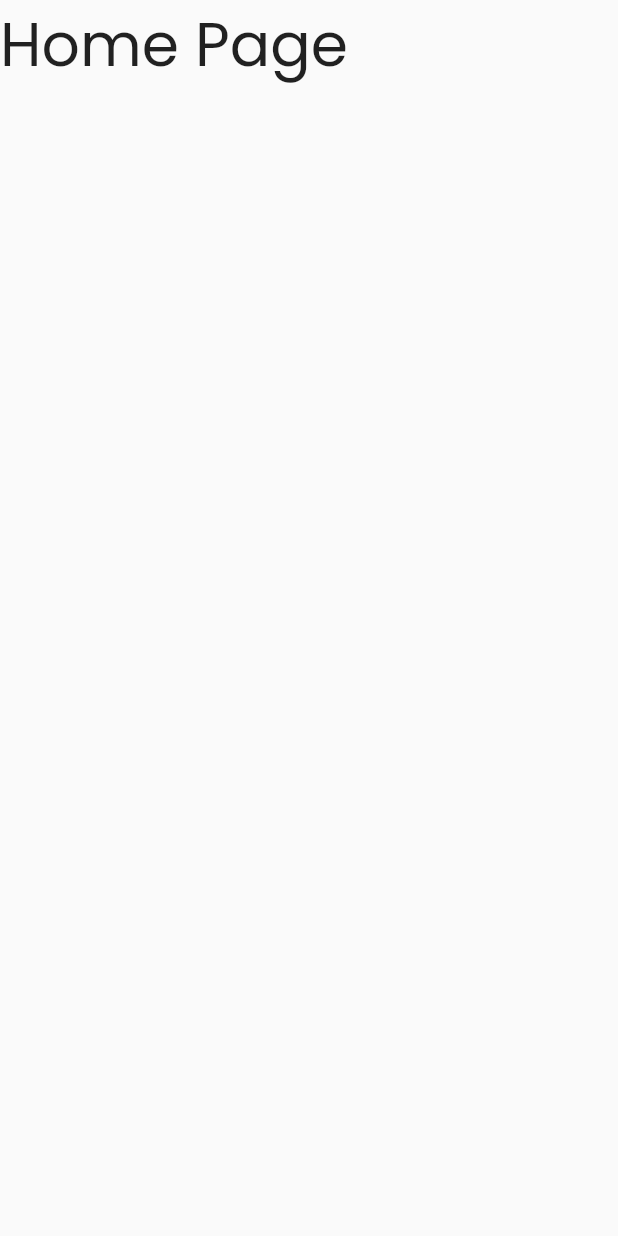
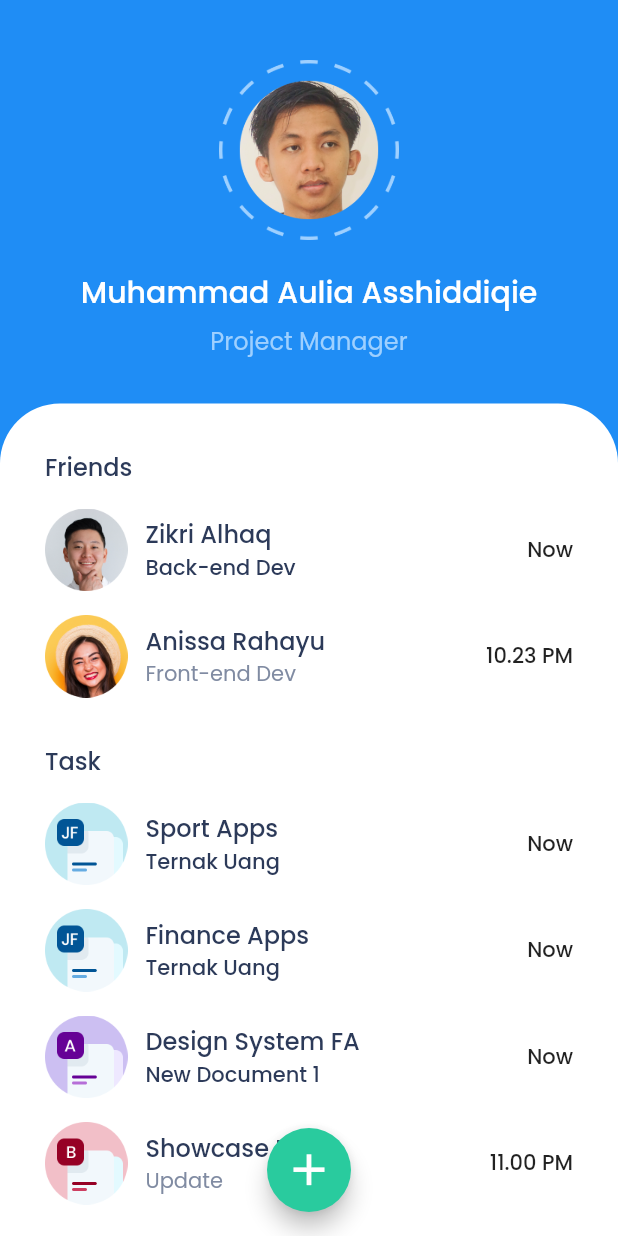
Before and after one commit to Sidiq08/flutter, a Flutter app: the screen it shows after launch, on a phone screen of 412 x 824 dp. Run offline on Flutter 3.47's test engine with Material 2 defaults, Android fonts, the phone set to English and light mode, and no system bars.

Commit message:
latihan chat dan dashboard 2

```diff
--- /dev/null
+++ b/flutter_test2/lib/chat_tile.dart
@@ -0,0 +1,55 @@
+import 'package:flutter/material.dart';
+import 'package:flutter_test2/theme.dart';
+
+class ChatTile extends StatelessWidget {
+  final String imgUrl;
+  final String name;
+  final String text;
+  final String time;
+  final bool unread;
+
+  const ChatTile(
+      {required this.imgUrl,
+      required this.name,
+      required this.text,
+      required this.time,
+      required this.unread});
+
+  @override
+  Widget build(BuildContext context) {
+    return Padding(
+      padding: EdgeInsets.only(top: 16),
+      child: Row(children: [
+        Image.asset(
+          imgUrl,
+          height: 55,
+          width: 55,
+        ),
+        SizedBox(
+          width: 12,
+        ),
+        Column(
+          crossAxisAlignment: CrossAxisAlignment.start,
+          children: [
+            Text(
+              name,
+              style: titleTextStyle,
+            ),
+            Text(
+              text,
+              style: unread
+                  ? regularText.copyWith(
+                      fontWeight: FontWeight.w500, color: blackColor)
+                  : regularText,
+            ),
+          ],
+        ),
+        Spacer(),
+        Text(
+          time,
+          style: TextStyle(fontSize: 14, fontWeight: FontWeight.w600),
+        )
+      ]),
+    );
+  }
+}
--- a/flutter_test2/lib/home_page.dart
+++ b/flutter_test2/lib/home_page.dart
@@ -1,13 +1,124 @@
 import 'package:flutter/material.dart';
+import 'package:flutter_test2/theme.dart';
+import 'package:flutter_test2/chat_tile.dart';
+import 'chat_page.dart';
 
 class HomePage extends StatelessWidget {
   @override
   Widget build(BuildContext context) {
     return Scaffold(
-      body: Text(
-        'Home Page',
-        style: TextStyle(fontSize: 40),
+      backgroundColor: blueColor,
+      floatingActionButton: FloatingActionButton(
+        onPressed: () {
+          Navigator.push(
+            context,
+            // DetailPage adalah halaman yang dituju
+            MaterialPageRoute(builder: (context) => ChatPage()),
+          );
+        },
+        backgroundColor: greenColor,
+        child: Icon(
+          Icons.add,
+          size: 35,
+        ),
       ),
+      floatingActionButtonLocation: FloatingActionButtonLocation.centerFloat,
+      body: SafeArea(
+          child: SingleChildScrollView(
+        child: Center(
+          child: Column(
+            children: [
+              SizedBox(
+                height: 40,
+              ),
+              Image.asset(
+                'assets/img/pic (1).png',
+                height: 120,
+                width: 120,
+              ),
+              SizedBox(
+                height: 20,
+              ),
+              Text(
+                'Muhammad Aulia Asshiddiqie',
+                style: TextStyle(
+                    color: whiteColor,
+                    fontSize: 20,
+                    fontWeight: FontWeight.w600),
+              ),
+              SizedBox(
+                height: 5,
+              ),
+              Text(
+                'Project Manager',
+                style: TextStyle(color: lightBlueColor, fontSize: 16),
+              ),
+              SizedBox(
+                height: 30,
+              ),
+              Container(
+                width: double.infinity,
+                padding: EdgeInsets.all(30),
+                decoration: BoxDecoration(
+                    color: whiteColor,
+                    borderRadius:
+                        BorderRadius.vertical(top: Radius.circular(40))),
+                child: Column(
+                  crossAxisAlignment: CrossAxisAlignment.start,
+                  children: [
+                    Text('Friends', style: titleTextStyle),
+                    ChatTile(
+                      imgUrl: 'assets/img/pic.png',
+                      name: 'Zikri Alhaq',
+                      text: 'Back-end Dev',
+                      time: 'Now',
+                      unread: true,
+                    ),
+                    ChatTile(
+                        imgUrl: 'assets/img/pic-1.png',
+                        name: 'Anissa Rahayu',
+                        text: 'Front-end Dev',
+                        time: '10.23 PM',
+                        unread: false),
+                    SizedBox(
+                      height: 30,
+                    ),
+                    Text('Task', style: titleTextStyle),
+                    ChatTile(
+                      imgUrl: 'assets/img/icon.png',
+                      name: 'Sport Apps',
+                      text: 'Ternak Uang',
+                      time: 'Now',
+                      unread: true,
+                    ),
+                    ChatTile(
+                      imgUrl: 'assets/img/icon.png',
+                      name: 'Finance Apps',
+                      text: 'Ternak Uang',
+                      time: 'Now',
+                      unread: true,
+                    ),
+                    ChatTile(
+                      imgUrl: 'assets/img/icon-1.png',
+                      name: 'Design System FA',
+                      text: 'New Document 1',
+                      time: 'Now',
+                      unread: true,
+                    ),
+                    ChatTile(
+                      imgUrl: 'assets/img/icon-2.png',
+                      name: 'Showcase FA',
+                      text: 'Update ',
+                      time: '11.00 PM',
+                      unread: false,
+                    ),
+                  ],
+                ),
+              )
+            ],
+          ),
+        ),
+      )),
     );
   }
 }
--- /dev/null
+++ b/flutter_test2/lib/theme.dart
@@ -0,0 +1,37 @@
+import 'package:flutter/material.dart';
+
+Color blueColor = Color(0xff1F8DF5);
+Color whiteColor = Color(0xffFFFFFF);
+Color lightBlueColor = Color(0xff9ED0FF);
+Color blackColor = Color(0xff2C3A59);
+Color greyColor = Color(0xff808BA2);
+Color greenColor = Color(0xff29CB9E);
+
+TextStyle titleTextStyle = TextStyle(
+  color: blackColor,
+  fontWeight: FontWeight.w500,
+  fontSize: 16,
+);
+
+TextStyle subTitleTextStyle = TextStyle(
+  color: lightBlueColor,
+  fontWeight: FontWeight.w300,
+  fontSize: 16,
+);
+TextStyle regularText = TextStyle(
+  color: greyColor,
+  fontWeight: FontWeight.w400,
+  fontSize: 14,
+);
+
+TextStyle ChatTextRead = TextStyle(
+  color: blackColor,
+  fontWeight: FontWeight.w400,
+  fontSize: 16,
+);
+
+TextStyle ChatTextUnRead = TextStyle(
+  color: blackColor,
+  fontWeight: FontWeight.w600,
+  fontSize: 16,
+);
--- a/flutter_test2/pubspec.yaml
+++ b/flutter_test2/pubspec.yaml
@@ -56,9 +56,8 @@ flutter:
   uses-material-design: true
 
   # To add assets to your application, add an assets section, like this:
-  # assets:
-  #   - images/a_dot_burr.jpeg
-  #   - images/a_dot_ham.jpeg
+  assets:
+    - assets/img/
 
   # An image asset can refer to one or more resolution-specific "variants", see
   # https://flutter.dev/assets-and-images/#resolution-aware
```
Also changed, not shown: flutter_test2/lib/chat_page.dart (added, +70 -0 lines), flutter_test2/assets/img/icon-1.png (added), flutter_test2/assets/img/icon-2.png (added), flutter_test2/assets/img/icon.png (added), flutter_test2/assets/img/pic (1).png (added), flutter_test2/assets/img/pic-1-k.png (added), flutter_test2/assets/img/pic-1.png (added), flutter_test2/assets/img/pic-2-k.png (added), flutter_test2/assets/img/pic-k.png (added), flutter_test2/assets/img/pic.png (added).
